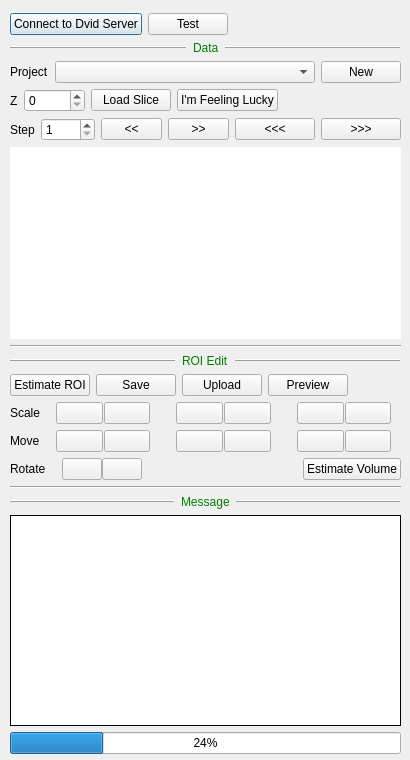
Qt form neurolabi/gui/zflyemroidialog.ui (janelia-flyem/NeuTu) before a commit.
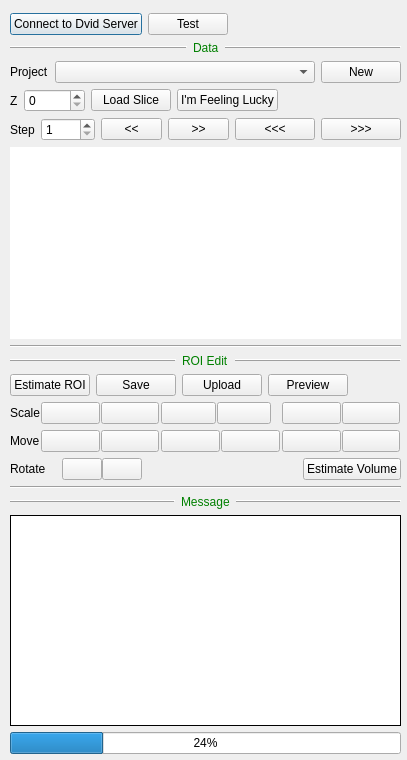
The same form after that commit. Icons and pictures are not drawn.

The edit to the form file:
```diff
--- a/neurolabi/gui/zflyemroidialog.ui
+++ b/neurolabi/gui/zflyemroidialog.ui
@@ -6,7 +6,7 @@
    <rect>
     <x>0</x>
     <y>0</y>
-    <width>410</width>
+    <width>407</width>
     <height>760</height>
    </rect>
   </property>
@@ -377,6 +377,9 @@
      <layout class="QVBoxLayout" name="verticalLayout_3">
       <item>
        <layout class="QHBoxLayout" name="horizontalLayout_4">
+        <property name="spacing">
+         <number>0</number>
+        </property>
         <item>
          <widget class="QLabel" name="label_2">
           <property name="sizePolicy">
@@ -396,10 +399,10 @@
            <number>1</number>
           </property>
           <property name="leftMargin">
-           <number>10</number>
+           <number>1</number>
           </property>
           <property name="rightMargin">
-           <number>10</number>
+           <number>1</number>
           </property>
           <item>
            <widget class="QPushButton" name="xyDecPushButton">
@@ -443,7 +446,7 @@
            <number>1</number>
           </property>
           <property name="leftMargin">
-           <number>10</number>
+           <number>1</number>
           </property>
           <property name="rightMargin">
            <number>10</number>
@@ -490,10 +493,10 @@
            <number>1</number>
           </property>
           <property name="leftMargin">
-           <number>10</number>
+           <number>1</number>
           </property>
           <property name="rightMargin">
-           <number>10</number>
+           <number>1</number>
           </property>
           <item>
            <widget class="QPushButton" name="yDecPushButton">
@@ -535,6 +538,9 @@
       </item>
       <item>
        <layout class="QHBoxLayout" name="horizontalLayout_5">
+        <property name="spacing">
+         <number>0</number>
+        </property>
         <item>
          <widget class="QLabel" name="label_7">
           <property name="sizePolicy">
@@ -554,10 +560,10 @@
            <number>1</number>
           </property>
           <property name="leftMargin">
-           <number>10</number>
+           <number>1</number>
           </property>
           <property name="rightMargin">
-           <number>10</number>
+           <number>1</number>
           </property>
           <item>
            <widget class="QPushButton" name="movexyDecPushButton">
@@ -589,10 +595,10 @@
            <number>1</number>
           </property>
           <property name="leftMargin">
-           <number>10</number>
+           <number>1</number>
           </property>
           <property name="rightMargin">
-           <number>10</number>
+           <number>1</number>
           </property>
           <item>
            <widget class="QPushButton" name="movexDecPushButton">
@@ -624,10 +630,10 @@
            <number>1</number>
           </property>
           <property name="leftMargin">
-           <number>10</number>
+           <number>1</number>
           </property>
           <property name="rightMargin">
-           <number>10</number>
+           <number>1</number>
           </property>
           <item>
            <widget class="QPushButton" name="moveyDecPushButton">
```
